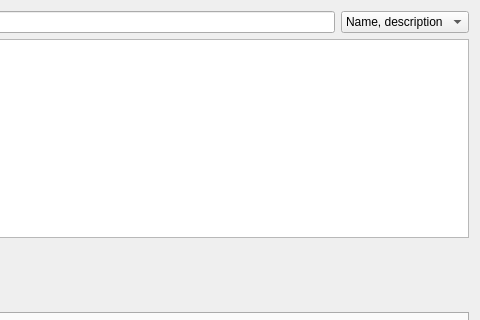
Shatur/orson, file src/mainwindow.ui: the form before one commit; both pictures show x 263 to 743 and y 0 to 320 of the 743 by 585 pixel window.
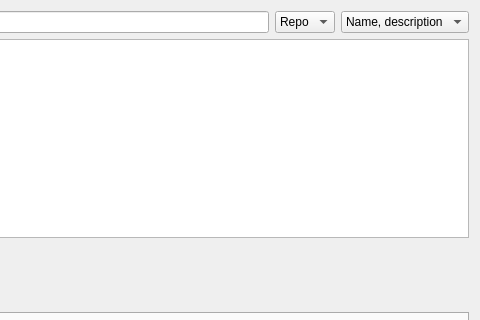
The form after the commit. Custom widgets are drawn as their Qt base class.

Commit message: Implement AUR search

The edit to the form file:
```diff
--- a/src/mainwindow.ui
+++ b/src/mainwindow.ui
@@ -27,6 +27,20 @@
         </property>
        </widget>
       </item>
+      <item>
+       <widget class="QComboBox" name="searchByComboBox">
+        <item>
+         <property name="text">
+          <string>Repo</string>
+         </property>
+        </item>
+        <item>
+         <property name="text">
+          <string>AUR</string>
+         </property>
+        </item>
+       </widget>
+      </item>
       <item>
        <widget class="QComboBox" name="searchComboBox">
         <item>
```
The commit also changes 9 other files.
